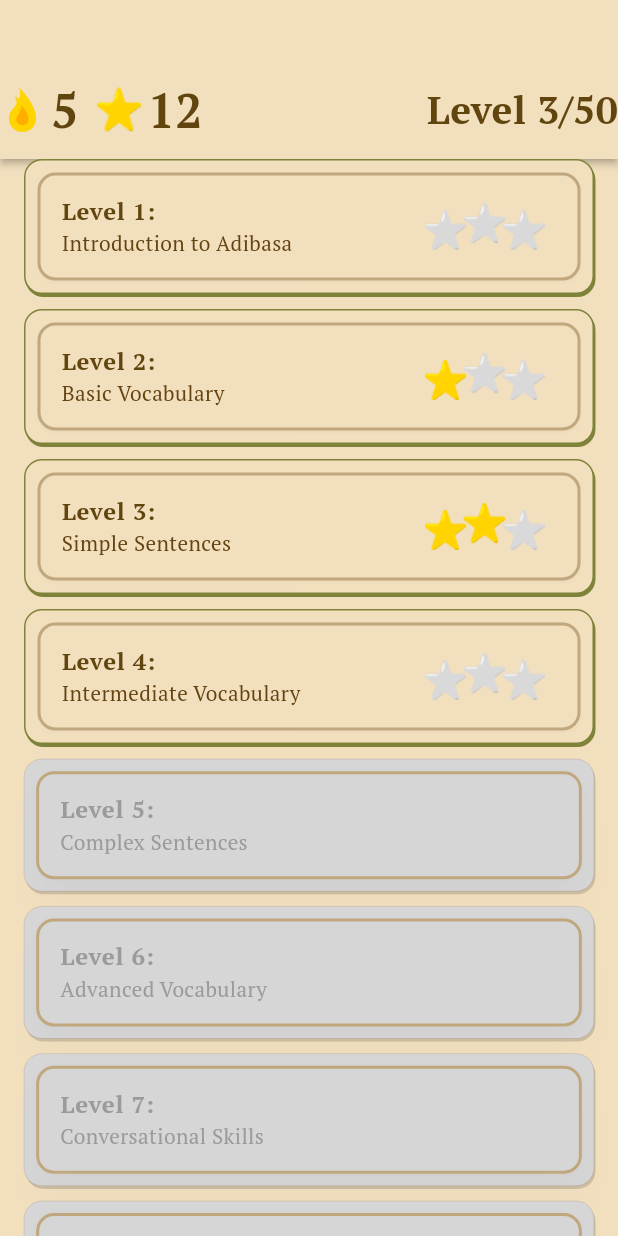
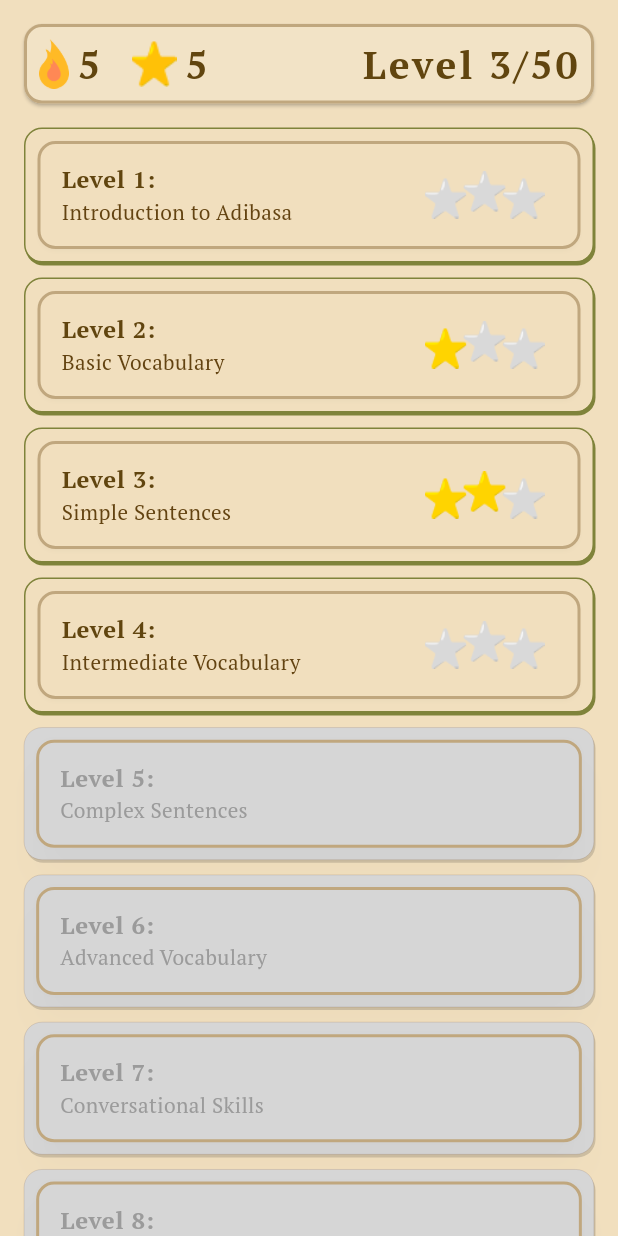
Before and after one commit to Nayzzilar/adibasa_app, a Flutter app: the LevelSelection screen opened directly, on a phone screen of 412 x 824 dp. Run offline on Flutter 3.47's test engine with Material 3 defaults, Android fonts, the phone set to English and light mode, and no system bars; our stand-ins replace cloud_firestore, firebase_core, google_fonts; accounts and stored records are empty.

Commit message:
gabungin level selection page nayla-tino

```diff
--- a/lib/main.dart
+++ b/lib/main.dart
@@ -1,15 +1,14 @@
+import 'package:adibasa_app/screens/level_selection.dart';
 import 'package:firebase_core/firebase_core.dart';
 import 'package:cloud_firestore/cloud_firestore.dart';
 import 'package:flutter/material.dart';
 import 'theme/util.dart';
 import 'theme/theme.dart';
 import 'package:adibasa_app/services/question_service.dart';
-import 'screens/level_selection_page.dart';
 
 void main() async {
   WidgetsFlutterBinding.ensureInitialized();
   FirebaseApp app = await Firebase.initializeApp();
-
 
   //proses menghidupkan cache dari firestore offline
   FirebaseFirestore.instance.settings = const Settings(
@@ -32,7 +31,7 @@ class MyApp extends StatelessWidget {
     return MaterialApp(
       title: 'Flutter Demo',
       theme: theme.light(),
-      home: const LevelSelectionPage(), // Set LevelSelectionPage as the home
+      home: const LevelSelection(), // Set LevelSelectionPage as the home
     );
   }
 }
--- a/lib/screens/level_selection.dart
+++ b/lib/screens/level_selection.dart
@@ -1,4 +1,5 @@
 import 'package:adibasa_app/widgets/level_locked.dart';
+import 'package:adibasa_app/widgets/status_bar_level_selection.dart';
 import 'package:flutter/material.dart';
 import 'package:firebase_core/firebase_core.dart';
 import 'package:adibasa_app/widgets/level_unlocked.dart';
@@ -13,9 +14,14 @@ class LevelSelection extends StatelessWidget {
     List<Level> levels = Level.getLevels();
     return Scaffold(
       backgroundColor: const Color(0xFFF1DFBE),
-      body: Column(
+      body: SafeArea(
+        child: CustomScrollView(
+          slivers: [
+            // Sliver untuk StatusBarLevelSelection
+            SliverToBoxAdapter(
+              child: Column(
                 children: [
-          const LevelAppBar(),
+                  StatusBarLevelSelection(),
                   // Padding( (padding ini dipake kalo rizal berubah pikiran jadi ga usah dihapus)
                   //   padding: const EdgeInsets.only(
                   //     right: 16,
@@ -77,20 +83,19 @@ class LevelSelection extends StatelessWidget {
                   //     ),
                   //   ),
                   // ),
-          Expanded(
-            child: ListView.builder(
-              //padding: const EdgeInsets.symmetric(horizontal: 16),
-              itemCount: levels.length,
-              itemBuilder: (context, index) {
+                ],
+              ),
+            ),
+
+            SliverList(
+              delegate: SliverChildBuilderDelegate((context, index) {
                 return levels[index].is_locked
                     ? LevelLocked(level: levels[index])
-                    : LevelUnlocked(
-                      level: levels[index],
-                    ); // <-- PASSED LEVEL DATA
-              },
-            ),
+                    : LevelUnlocked(level: levels[index]);
+              }, childCount: levels.length),
             ),
           ],
+        ),
       ),
     );
   }
```
Also changed, not shown: lib/screens/level_selection_page.dart (deleted, +0 -22 lines). Lines whose indentation alone changed are shown as unchanged.
